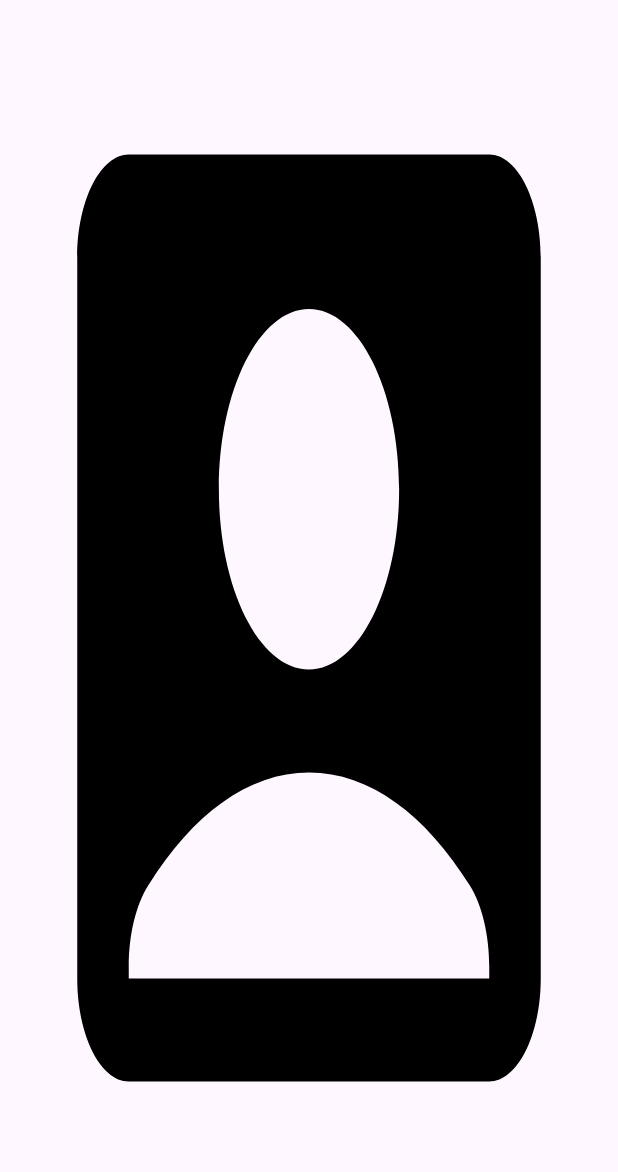
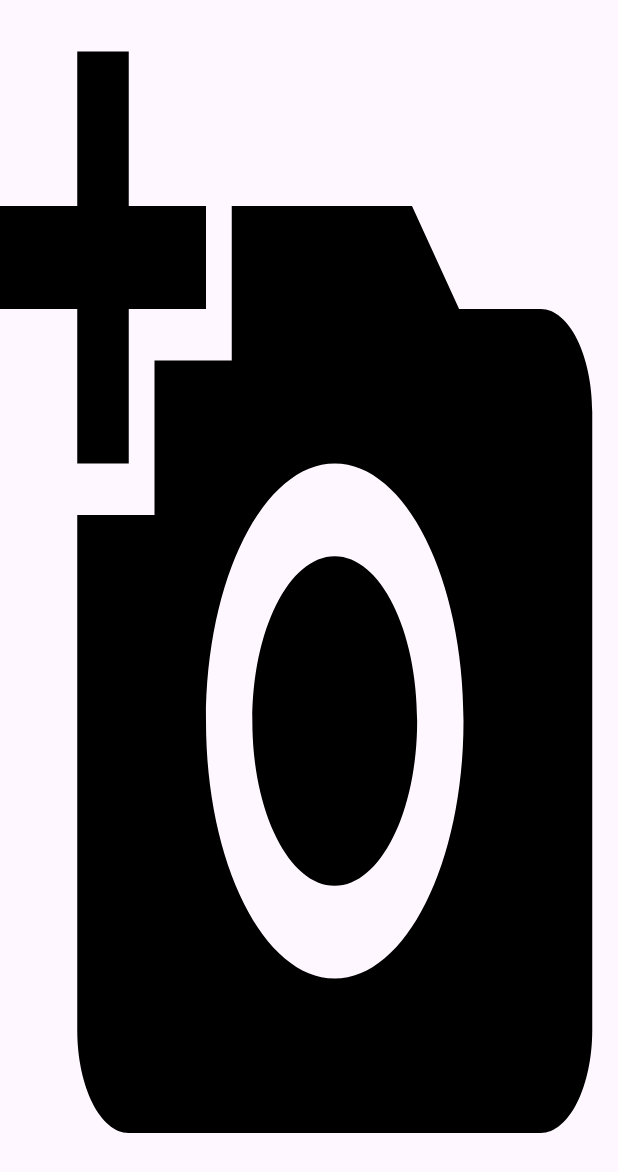
Before and after one commit to sueundev/2024-01_My-Trainer, an Android app: the TitleActivity screen opened directly, with no data from a screen before it, on a phone screen of 412 x 824 dp. Shown: the top 1172 px of the screen. Run offline under Robolectric (Android 15) with nearby library versions, the phone set to English and light mode, and no system bars.

Commit message:
이미지 변경

```diff
--- /dev/null
+++ b/app/src/main/res/drawable/baseline_add_a_photo_24.xml
@@ -0,0 +1,5 @@
+<vector xmlns:android="http://schemas.android.com/apk/res/android" android:height="24dp" android:tint="#000000" android:viewportHeight="24" android:viewportWidth="24" android:width="24dp">
+
+    <path android:fillColor="@android:color/white" android:pathData="M3,4V1h2v3h3v2H5v3H3V6H0V4H3zM6,10V7h3V4h7l1.83,2H21c1.1,0 2,0.9 2,2v12c0,1.1 -0.9,2 -2,2H5c-1.1,0 -2,-0.9 -2,-2V10H6zM13,19c2.76,0 5,-2.24 5,-5s-2.24,-5 -5,-5s-5,2.24 -5,5S10.24,19 13,19zM9.8,14c0,1.77 1.43,3.2 3.2,3.2s3.2,-1.43 3.2,-3.2s-1.43,-3.2 -3.2,-3.2S9.8,12.23 9.8,14z"/>
+
+</vector>
--- a/app/src/main/res/layout/exercise_lower_body.xml
+++ b/app/src/main/res/layout/exercise_lower_body.xml
@@ -14,6 +14,7 @@
         android:gravity="center"
         android:layout_width="match_parent"
         android:layout_height="wrap_content"
+        android:textSize="15dp"
         android:text="개수를 세 줄 운동 고르기"
         android:textColor="#000000" />
     <android.widget.Button
--- a/app/src/main/res/layout/exercise_upper_body.xml
+++ b/app/src/main/res/layout/exercise_upper_body.xml
@@ -14,6 +14,7 @@
         android:gravity="center"
         android:layout_width="match_parent"
         android:layout_height="wrap_content"
+        android:textSize="15dp"
         android:text="개수를 세 줄 운동 고르기"
         android:textColor="#000000" />
     <android.widget.Button
--- a/app/src/main/res/layout/splash_activity.xml
+++ b/app/src/main/res/layout/splash_activity.xml
@@ -7,5 +7,5 @@
     <ImageView
         android:layout_width="match_parent"
         android:layout_height="match_parent"
-        android:background="@drawable/baseline_account_box_24"/>
+        android:background="@drawable/baseline_add_a_photo_24"/>
 </LinearLayout>
```
